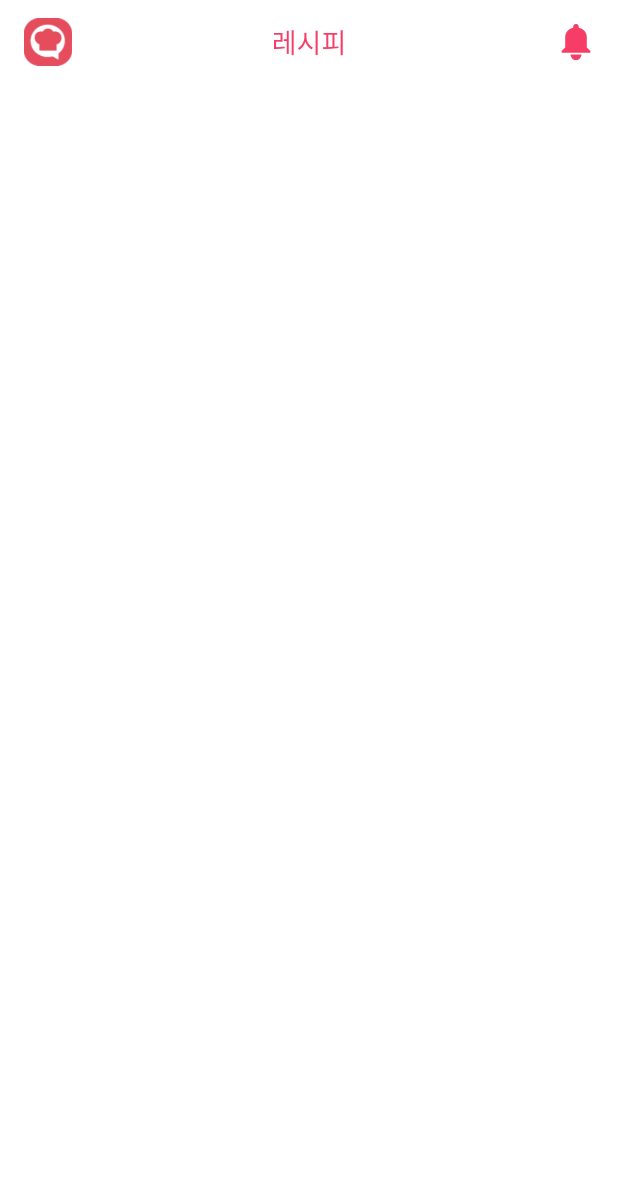
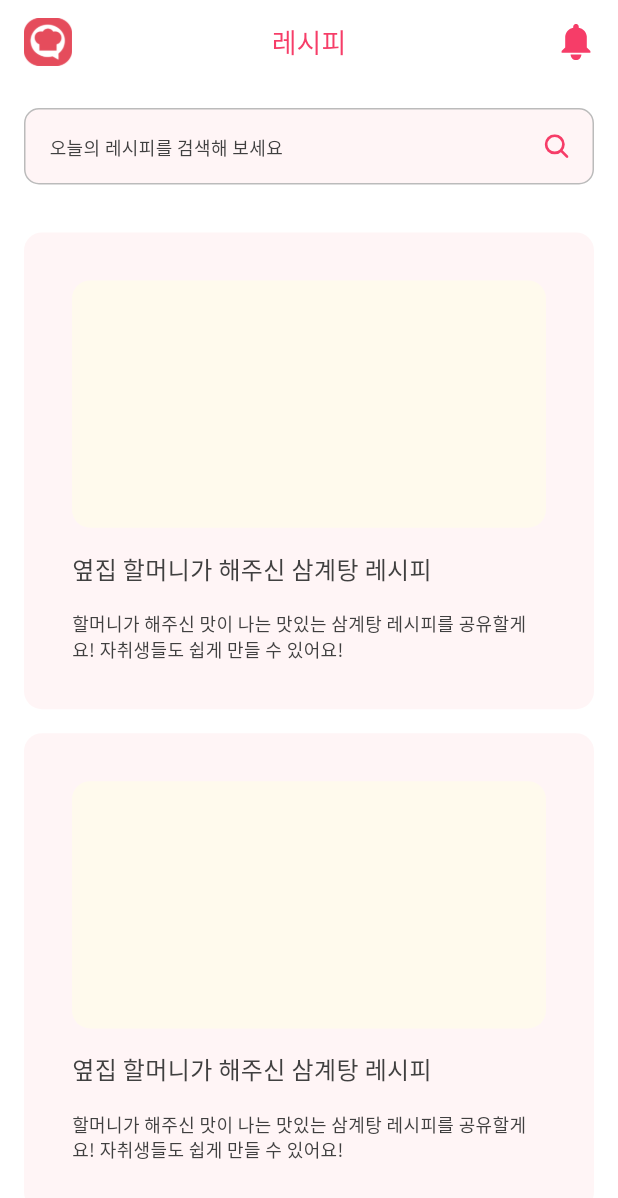
Before and after one commit to NAENG-MEH-CHU/naeng-meh-chu-app, a Flutter app: the RecipeScreen screen opened directly, on a phone screen of 412 x 824 dp. Shown: the top 1198 px of the screen. Run offline on Flutter 3.47's test engine with Material 3 defaults, Android fonts, the phone set to English and light mode, and no system bars; our stand-ins replace firebase_core, flutter_dotenv, flutter_riverpod, flutter_secure_storage, flutter_svg, google_sign_in and 3 more; missing offline and left inert: flutter_naver_login; accounts and stored records are empty; generated files the repository leaves out were written again.

Commit message:
[Feat] 레시피 화면 구현 (#17)

```diff
--- a/lib/presentation/recipe/recipe_screen.dart
+++ b/lib/presentation/recipe/recipe_screen.dart
@@ -1,5 +1,7 @@
 import 'package:flutter/material.dart';
 import 'package:flutter_riverpod/flutter_riverpod.dart';
+import 'package:naeng_meh_chu/presentation/recipe/view/recipe_card.dart';
+import 'package:naeng_meh_chu/presentation/recipe/view/recipe_search_container.dart';
 
 import '../../core/app_bar/main_app_bar.dart';
 
@@ -12,6 +14,31 @@ class RecipeScreen extends ConsumerWidget {
       appBar: MainAppBar(
         title: '레시피',
       ),
+      body: Expanded(
+        child: SingleChildScrollView(
+          child: Padding(
+            padding: EdgeInsets.all(16.0),
+            child: Column(
+              children: [
+                RecipeSearchContainer(),
+                SizedBox(
+                  height: 32.0,
+                ),
+                RecipeCard(
+                  title: '옆집 할머니가 해주신 삼계탕 레시피',
+                  description:
+                      '할머니가 해주신 맛이 나는 맛있는 삼계탕 레시피를 공유할게요! 자취생들도 쉽게 만들 수 있어요!',
+                ),
+                RecipeCard(
+                  title: '옆집 할머니가 해주신 삼계탕 레시피',
+                  description:
+                      '할머니가 해주신 맛이 나는 맛있는 삼계탕 레시피를 공유할게요! 자취생들도 쉽게 만들 수 있어요!',
+                ),
+              ],
+            ),
+          ),
+        ),
+      ),
     );
   }
 }
--- /dev/null
+++ b/lib/presentation/recipe/view/recipe_card.dart
@@ -0,0 +1,66 @@
+import 'package:flutter/cupertino.dart';
+import 'package:flutter_riverpod/flutter_riverpod.dart';
+
+import '../../../core/theme/naeng_meh_chu_theme_color.dart';
+import '../../../core/theme/naeng_meh_chu_theme_text_style.dart';
+
+class RecipeCard extends ConsumerWidget {
+  const RecipeCard({super.key, required this.title, required this.description});
+
+  final String title;
+  final String description;
+
+  @override
+  Widget build(BuildContext context, WidgetRef ref) {
+    final screenHeight = MediaQuery.of(context).size.height;
+    final containerHeight = screenHeight / 5;
+
+    return Padding(
+      padding: const EdgeInsets.only(bottom: 16.0),
+      child: Container(
+        width: double.infinity,
+        decoration: ShapeDecoration(
+          color: NaengMehChuThemeColor.pinkBackground,
+          shape: RoundedRectangleBorder(
+            borderRadius: BorderRadius.circular(12),
+          ),
+        ),
+        child: Padding(
+          padding: const EdgeInsets.all(16.0),
+          child: Padding(
+            padding: const EdgeInsets.all(16.0),
+            child: Column(
+              crossAxisAlignment: CrossAxisAlignment.start,
+              children: [
+                Container(
+                  height: containerHeight,
+                  padding: const EdgeInsets.all(32.0),
+                  decoration: ShapeDecoration(
+                    color: NaengMehChuThemeColor.beige,
+                    shape: RoundedRectangleBorder(
+                      borderRadius: BorderRadius.circular(12),
+                    ),
+                  ),
+                ),
+                const SizedBox(
+                  height: 16.0,
+                ),
+                Text(
+                  title,
+                  style: NaengMehChuThemeTextStyle.gray1Medium16,
+                ),
+                const SizedBox(
+                  height: 16.0,
+                ),
+                Text(
+                  description,
+                  style: NaengMehChuThemeTextStyle.gray1Regular12,
+                ),
+              ],
+            ),
+          ),
+        ),
+      ),
+    );
+  }
+}
--- /dev/null
+++ b/lib/presentation/recipe/view/recipe_search_container.dart
@@ -0,0 +1,39 @@
+import 'package:flutter/cupertino.dart';
+import 'package:flutter_riverpod/flutter_riverpod.dart';
+import 'package:flutter_svg/svg.dart';
+
+import '../../../core/theme/naeng_meh_chu_theme_color.dart';
+import '../../../core/theme/naeng_meh_chu_theme_text_style.dart';
+
+class RecipeSearchContainer extends ConsumerWidget {
+  const RecipeSearchContainer({super.key});
+
+  @override
+  Widget build(BuildContext context, WidgetRef ref) {
+    return Container(
+      width: double.infinity,
+      padding: const EdgeInsets.all(16.0),
+      decoration: ShapeDecoration(
+        color: NaengMehChuThemeColor.pinkBackground,
+        shape: RoundedRectangleBorder(
+          side: const BorderSide(width: 1, color: NaengMehChuThemeColor.gray2),
+          borderRadius: BorderRadius.circular(10),
+        ),
+      ),
+      child: Row(
+        mainAxisAlignment: MainAxisAlignment.spaceBetween,
+        children: [
+          const Text(
+            '오늘의 레시피를 검색해 보세요',
+            style: NaengMehChuThemeTextStyle.gray1Regular12,
+          ),
+          SvgPicture.asset(
+            'assets/icon/ic_search.svg',
+            width: 16.0,
+            height: 16.0,
+          ),
+        ],
+      ),
+    );
+  }
+}
```
